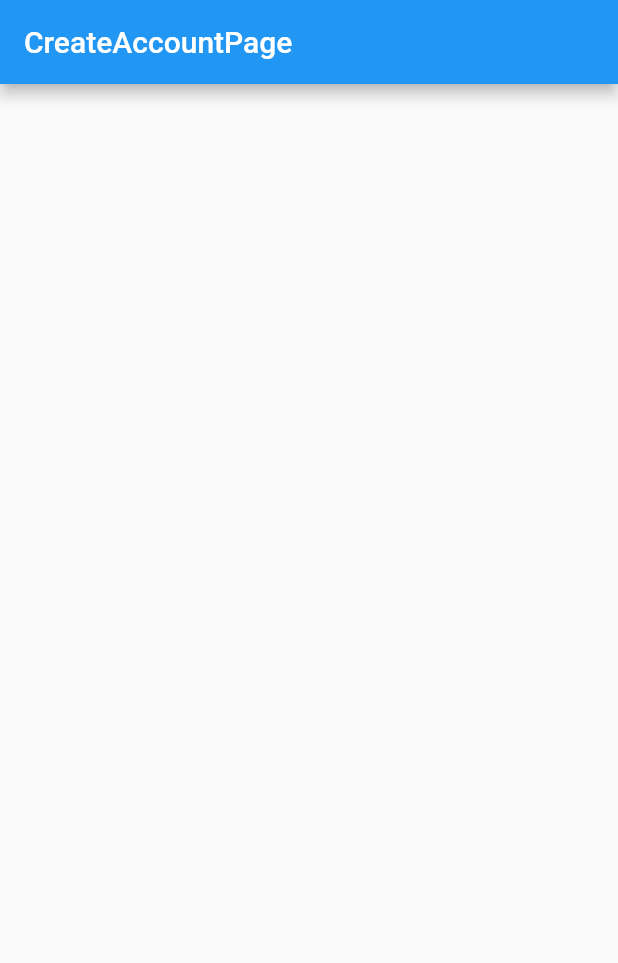
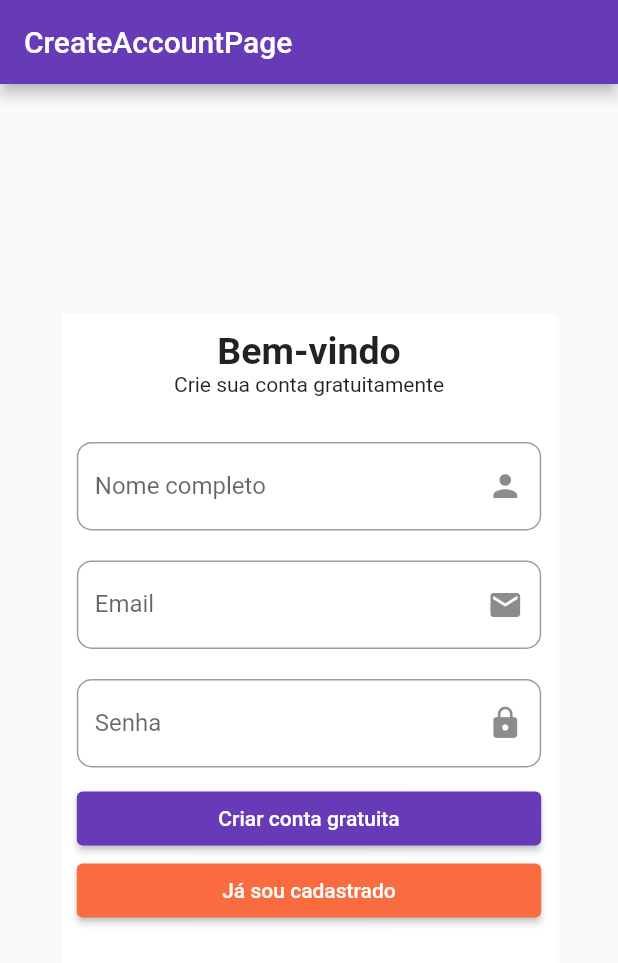
Before and after one commit to mechztcc/flutter-sb, a Flutter app: the screen it shows after launch, on a phone screen of 412 x 824 dp. Shown: the top 963 px of the screen. Run offline on Flutter 3.47's test engine with Material 2 defaults, Android fonts, the phone set to English and light mode, and no system bars; our stand-ins replace dio, flutter_modular, mobx; generated files the repository leaves out were written again; network calls fail.

Commit message:
feat: created first idea to layout at create account

```diff
--- a/lib/app/app_widget.dart
+++ b/lib/app/app_widget.dart
@@ -6,7 +6,7 @@ class AppWidget extends StatelessWidget {
   Widget build(BuildContext context) {
     return MaterialApp(
       title: 'Flutter Slidy',
-      theme: ThemeData(primarySwatch: Colors.blue),
+      theme: ThemeData(primarySwatch: Colors.deepPurple),
     ).modular();
   }
 }
--- a/lib/app/modules/user/components/create_account_form_widget.dart
+++ b/lib/app/modules/user/components/create_account_form_widget.dart
@@ -1,11 +1,82 @@
 import 'package:flutter/material.dart';
+import 'package:flutter_sb/app/modules/user/components/custom_input_widget.dart';
 
 class CreateAccountFormWidget extends StatelessWidget {
   final String title;
-  const CreateAccountFormWidget({Key? key, this.title = "CreateAccountFormWidget"}) : super(key: key);
+  const CreateAccountFormWidget(
+      {Key? key, this.title = "CreateAccountFormWidget"})
+      : super(key: key);
 
   @override
   Widget build(BuildContext context) {
-    return Container(child: Text(title));
+    return LayoutBuilder(
+      builder: (context, BoxConstraints constraints) => Material(
+        // elevation: 1,
+        borderRadius: BorderRadius.circular(50),
+        child: Container(
+          width: constraints.maxWidth * 0.8,
+          height: constraints.maxHeight * 0.6,
+          color: Colors.white,
+          child: Padding(
+            padding: const EdgeInsets.all(10.0),
+            child: SingleChildScrollView(
+              child: Column(
+                children: [
+                  const Text(
+                    'Bem-vindo',
+                    style: TextStyle(
+                      fontWeight: FontWeight.bold,
+                      fontSize: 25,
+                    ),
+                  ),
+                  const Text(
+                    'Crie sua conta gratuitamente',
+                  ),
+                  const SizedBox(
+                    height: 20,
+                  ),
+                  Form(
+                    child: Column(
+                      children: [
+                        const CustomInputWidget(
+                          label: 'Nome completo',
+                          icon: Icon(Icons.person),
+                        ),
+                        const CustomInputWidget(
+                          label: 'Email',
+                          icon: Icon(Icons.email),
+                        ),
+                        const CustomInputWidget(
+                          label: 'Senha',
+                          icon: Icon(Icons.lock),
+                        ),
+                        SizedBox(
+                          width: constraints.maxWidth * 0.8,
+                          child: ElevatedButton(
+                            style: ElevatedButton.styleFrom(),
+                            onPressed: () {},
+                            child: const Text('Criar conta gratuita'),
+                          ),
+                        ),
+                        SizedBox(
+                          width: constraints.maxWidth * 0.8,
+                          child: ElevatedButton(
+                            style: ElevatedButton.styleFrom(
+                              primary: const Color(0xffFB6B40),
+                            ),
+                            onPressed: () {},
+                            child: const Text('Já sou cadastrado'),
+                          ),
+                        ),
+                      ],
+                    ),
+                  )
+                ],
+              ),
+            ),
+          ),
+        ),
+      ),
+    );
   }
 }
--- /dev/null
+++ b/lib/app/modules/user/components/custom_input_widget.dart
@@ -0,0 +1,32 @@
+import 'package:flutter/material.dart';
+
+class CustomInputWidget extends StatelessWidget {
+  final String title;
+  final String label;
+  final Icon icon;
+  const CustomInputWidget(
+      {Key? key,
+      this.title = "CustomInputWidget",
+      required this.label,
+      required this.icon})
+      : super(key: key);
+
+  @override
+  Widget build(BuildContext context) {
+    return Padding(
+      padding: const EdgeInsets.symmetric(vertical: 10),
+      child: TextFormField(
+        decoration: InputDecoration(
+          label: Text(label),
+          border: OutlineInputBorder(
+            borderRadius: BorderRadius.circular(10),
+          ),
+          suffixIcon: IconButton(
+            icon: icon,
+            onPressed: () {},
+          ),
+        ),
+      ),
+    );
+  }
+}
--- a/lib/app/modules/user/pages/create-account_page.dart
+++ b/lib/app/modules/user/pages/create-account_page.dart
@@ -1,5 +1,6 @@
 import 'package:flutter/material.dart';
 import 'package:flutter_modular/flutter_modular.dart';
+import 'package:flutter_sb/app/modules/user/components/create_account_form_widget.dart';
 import 'package:flutter_sb/app/modules/user/controllers/user_store.dart';
 
 class CreateAccountPage extends StatefulWidget {
@@ -19,8 +20,10 @@ class CreateAccountPageState
       appBar: AppBar(
         title: Text(widget.title),
       ),
-      body: Column(
-        children: <Widget>[],
+      body: LayoutBuilder(
+        builder: (context, constraints) => Center(
+          child: CreateAccountFormWidget(),
+        ),
       ),
     );
   }
```
Also changed, not shown: 1 other file.
